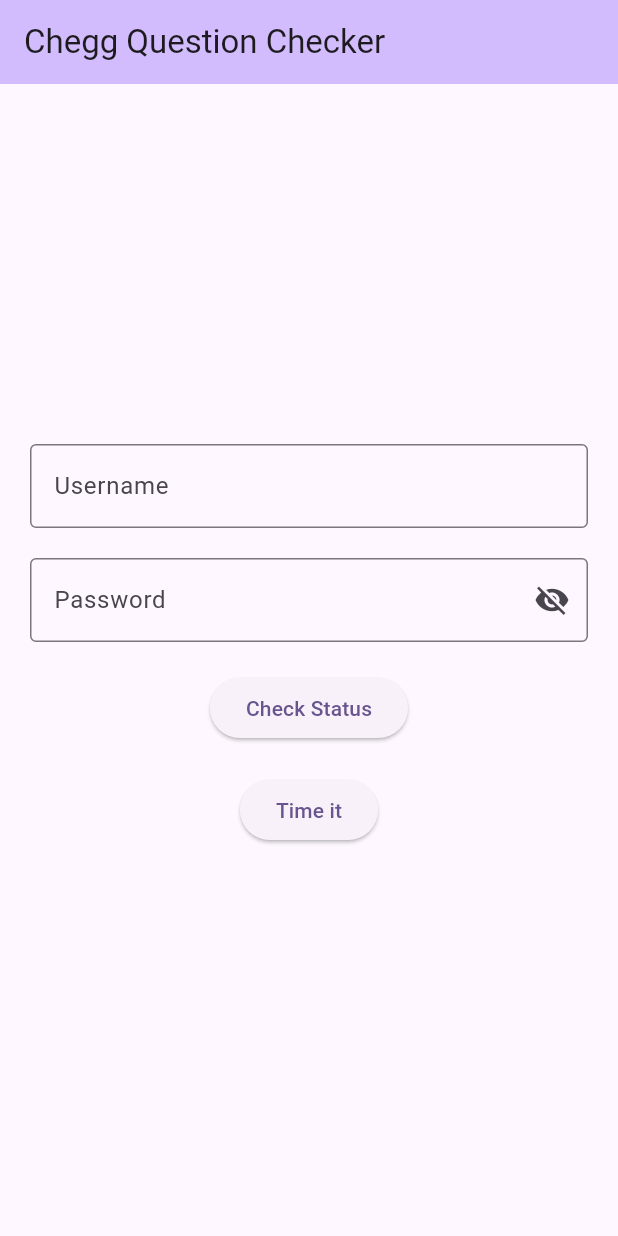
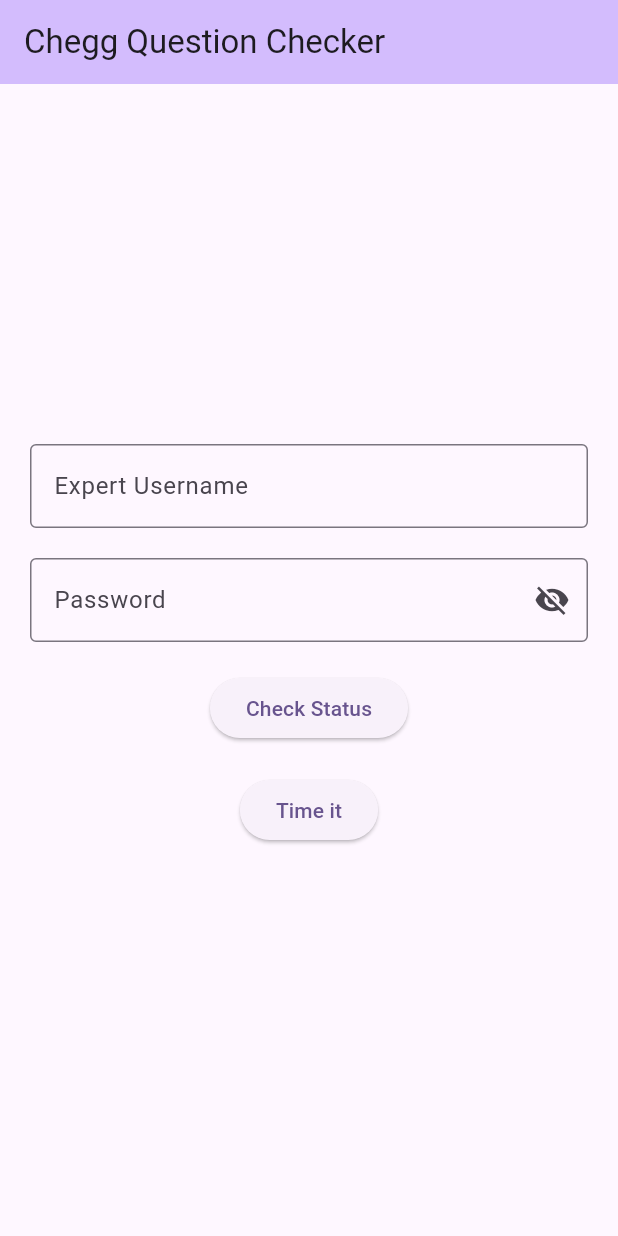
Before and after one commit to suraj-mandal/CheggNotifierFrontend, a Flutter app: the screen it shows after launch, on a phone screen of 412 x 824 dp. Run offline on Flutter 3.47's test engine with Material 2 defaults, Android fonts, the phone set to English and light mode, and no system bars.

Commit message:
Renamed user input field and notification service

```diff
--- a/lib/pages/user_details_page.dart
+++ b/lib/pages/user_details_page.dart
@@ -2,7 +2,7 @@ import 'dart:async';
 
 import 'package:chegg_no_question_notifier/exceptions/service_exceptions.dart';
 import 'package:chegg_no_question_notifier/model/availability_status.dart';
-import 'package:chegg_no_question_notifier/service/notification_service.dart';
+import 'package:chegg_no_question_notifier/service/chegg_question_status_service.dart';
 import 'package:chegg_no_question_notifier/widgets/separator.dart';
 import 'package:flutter/material.dart';
 
@@ -46,7 +46,7 @@ class _UserDetailsPageState extends State<UserDetailsPage> {
       isLoading = true;
       statusButtonDisabled = true;
     });
-    NotificationService notificationService = NotificationService(
+    CheggQuestionStatusService notificationService = CheggQuestionStatusService(
         username: _usernameController.text, password: _passwordController.text);
     try {
       var status = await notificationService.fetchQuestionStatus();
@@ -91,9 +91,9 @@ class _UserDetailsPageState extends State<UserDetailsPage> {
               TextField(
                 controller: _usernameController,
                 decoration: const InputDecoration(
-                    hintText: 'Enter username',
+                    hintText: 'Enter Chegg Expert Username',
                     border: OutlineInputBorder(),
-                    labelText: 'Username'),
+                    labelText: 'Expert Username'),
               ),
               const Separator(),
               TextField(
@@ -136,7 +136,8 @@ class _UserDetailsPageState extends State<UserDetailsPage> {
 
                             checkForQuestion();
 
-                        Timer.periodic(const Duration(seconds: 60), (timer) {
+                            Timer.periodic(const Duration(seconds: 60),
+                                (timer) {
                               if (!isTimerOn) {
                                 debugPrint('Timer is canceled!');
                                 timer.cancel();
--- a/lib/service/notification_service.dart
+++ b/lib/service/chegg_question_status_service.dart
@@ -9,11 +9,12 @@ import 'dart:convert';
 
 import 'package:http/http.dart' as http;
 
-class NotificationService {
+class CheggQuestionStatusService {
   final String username;
   final String password;
 
-  const NotificationService({required this.username, required this.password});
+  const CheggQuestionStatusService(
+      {required this.username, required this.password});
 
   AvailabilityStatus parseAvailabilityStatus(String responseBody) {
     final parseJsonMap = jsonDecode(responseBody);
```
Lines whose indentation alone changed are shown as unchanged.
